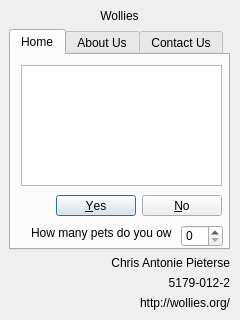
Before: the Qt Designer form Assignment1/Assignment1.ui in DieAntonie/INF2611, drawn with Qt 5.
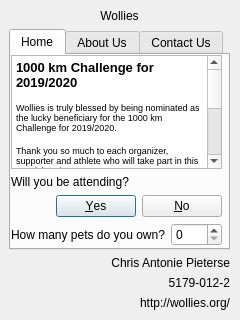
After: the same form once the commit is applied.

Commit message: finish assignment 1

Diff of the .ui file:
```diff
--- a/Assignment1/Assignment1.ui
+++ b/Assignment1/Assignment1.ui
@@ -45,51 +45,61 @@
        <attribute name="title">
         <string>Home</string>
        </attribute>
-       <widget class="QDialogButtonBox" name="buttonBox">
+       <widget class="QWidget" name="verticalLayoutWidget_2">
         <property name="geometry">
          <rect>
-          <x>10</x>
-          <y>140</y>
-          <width>201</width>
-          <height>21</height>
+          <x>0</x>
+          <y>0</y>
+          <width>211</width>
+          <height>191</height>
          </rect>
         </property>
-        <property name="standardButtons">
-         <set>QDialogButtonBox::No|QDialogButtonBox::Yes</set>
-        </property>
-       </widget>
-       <widget class="QSpinBox" name="spinBox">
-        <property name="geometry">
-         <rect>
-          <x>170</x>
-          <y>170</y>
-          <width>42</width>
-          <height>22</height>
-         </rect>
-        </property>
-       </widget>
-       <widget class="QTextBrowser" name="textBrowser">
-        <property name="geometry">
-         <rect>
-          <x>10</x>
-          <y>10</y>
-          <width>201</width>
-          <height>121</height>
-         </rect>
-        </property>
-       </widget>
-       <widget class="QLabel" name="label_3">
-        <property name="geometry">
-         <rect>
-          <x>20</x>
-          <y>170</y>
-          <width>141</width>
-          <height>16</height>
-         </rect>
-        </property>
-        <property name="text">
-         <string>How many pets do you own?</string>
-        </property>
+        <layout class="QVBoxLayout" name="indexLayout">
+         <item>
+          <widget class="QTextBrowser" name="postTxt">
+           <property name="html">
+            <string>&lt;!DOCTYPE HTML PUBLIC &quot;-//W3C//DTD HTML 4.0//EN&quot; &quot;http://www.w3.org/TR/REC-html40/strict.dtd&quot;&gt;
+&lt;html&gt;&lt;head&gt;&lt;meta name=&quot;qrichtext&quot; content=&quot;1&quot; /&gt;&lt;style type=&quot;text/css&quot;&gt;
+p, li { white-space: pre-wrap; }
+&lt;/style&gt;&lt;/head&gt;&lt;body style=&quot; font-family:'MS Shell Dlg 2'; font-size:8.25pt; font-weight:400; font-style:normal;&quot;&gt;
+&lt;p style=&quot; margin-top:16px; margin-bottom:12px; margin-left:0px; margin-right:0px; -qt-block-indent:0; text-indent:0px;&quot;&gt;&lt;span style=&quot; font-size:10pt; font-weight:600;&quot;&gt;1000 km Challenge for 2019/2020&lt;/span&gt;&lt;span style=&quot; font-family:'Helvetica Neue,Helvetica,Arial,sans-serif'; font-size:10pt; color:#333333; background-color:#ffffff;&quot;&gt; &lt;/span&gt;&lt;/p&gt;
+&lt;p style=&quot; margin-top:12px; margin-bottom:12px; margin-left:0px; margin-right:0px; -qt-block-indent:0; text-indent:0px;&quot;&gt;&lt;span style=&quot; font-size:7pt;&quot;&gt;Wollies is truly blessed by being nominated as the lucky beneficiary for the 1000 km Challenge for 2019/2020.&lt;/span&gt;&lt;span style=&quot; font-family:'Helvetica Neue,Helvetica,Arial,sans-serif'; font-size:7pt; color:#333333; background-color:#ffffff;&quot;&gt; &lt;/span&gt;&lt;/p&gt;
+&lt;p style=&quot; margin-top:12px; margin-bottom:12px; margin-left:0px; margin-right:0px; -qt-block-indent:0; text-indent:0px;&quot;&gt;&lt;span style=&quot; font-size:7pt;&quot;&gt;Thank you so much to each organizer, supporter and athlete who will take part in this special project.&lt;/span&gt;&lt;span style=&quot; font-family:'Helvetica Neue,Helvetica,Arial,sans-serif'; font-size:7pt; color:#333333; background-color:#ffffff;&quot;&gt; &lt;/span&gt;&lt;/p&gt;
+&lt;p style=&quot; margin-top:12px; margin-bottom:12px; margin-left:0px; margin-right:0px; -qt-block-indent:0; text-indent:0px;&quot;&gt;&lt;span style=&quot; font-size:7pt;&quot;&gt;To all involved, we invite you to our shelter to share in the love and passion we have for our furry friends.&lt;/span&gt;&lt;span style=&quot; font-family:'Helvetica Neue,Helvetica,Arial,sans-serif'; font-size:7pt; color:#333333; background-color:#ffffff;&quot;&gt; &lt;/span&gt;&lt;/p&gt;
+&lt;p style=&quot; margin-top:12px; margin-bottom:12px; margin-left:0px; margin-right:0px; -qt-block-indent:0; text-indent:0px;&quot;&gt;&lt;span style=&quot; font-size:7pt;&quot;&gt;Good luck with the challenge ahead, we here at Wollies, all more than 1000 of us, are supporting you all the way!&lt;/span&gt;&lt;span style=&quot; font-family:'Helvetica Neue,Helvetica,Arial,sans-serif'; font-size:7pt; color:#333333; background-color:#ffffff;&quot;&gt; &lt;/span&gt;&lt;/p&gt;
+&lt;p style=&quot; margin-top:12px; margin-bottom:12px; margin-left:0px; margin-right:0px; -qt-block-indent:0; text-indent:0px;&quot;&gt;&lt;span style=&quot; font-size:7pt;&quot;&gt;For more info please check out https://www.1000kmchallenge.co.za/&lt;/span&gt;&lt;/p&gt;&lt;/body&gt;&lt;/html&gt;</string>
+           </property>
+          </widget>
+         </item>
+         <item>
+          <widget class="QLabel" name="attendanceLbl">
+           <property name="text">
+            <string>Will you be attending?</string>
+           </property>
+          </widget>
+         </item>
+         <item>
+          <widget class="QDialogButtonBox" name="attendanceBtnbx">
+           <property name="standardButtons">
+            <set>QDialogButtonBox::No|QDialogButtonBox::Yes</set>
+           </property>
+          </widget>
+         </item>
+         <item>
+          <layout class="QHBoxLayout" name="formInputLayout">
+           <item>
+            <widget class="QLabel" name="petsOwnedLbl">
+             <property name="text">
+              <string>How many pets do you own?</string>
+             </property>
+            </widget>
+           </item>
+           <item>
+            <widget class="QSpinBox" name="petsOwnedSpnbx"/>
+           </item>
+          </layout>
+         </item>
+        </layout>
        </widget>
       </widget>
       <widget class="QWidget" name="aboutTab">
```
Left out of the diff: 14 changed lines with no effect on the pictures. The commit also changes 3 other files.
